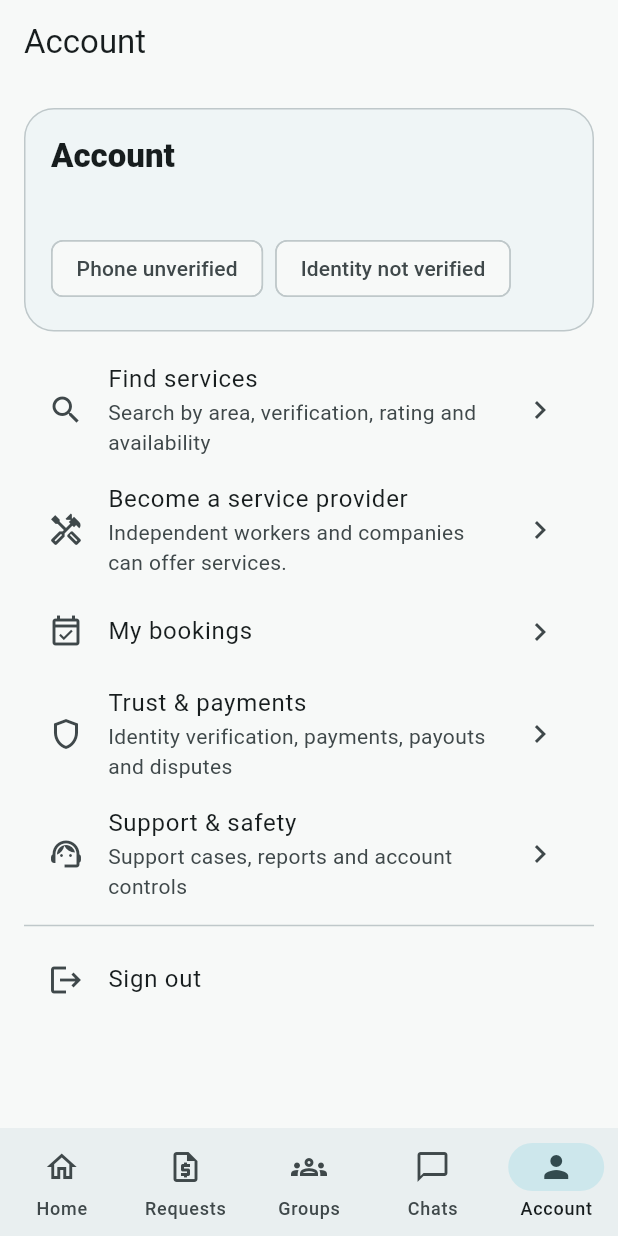
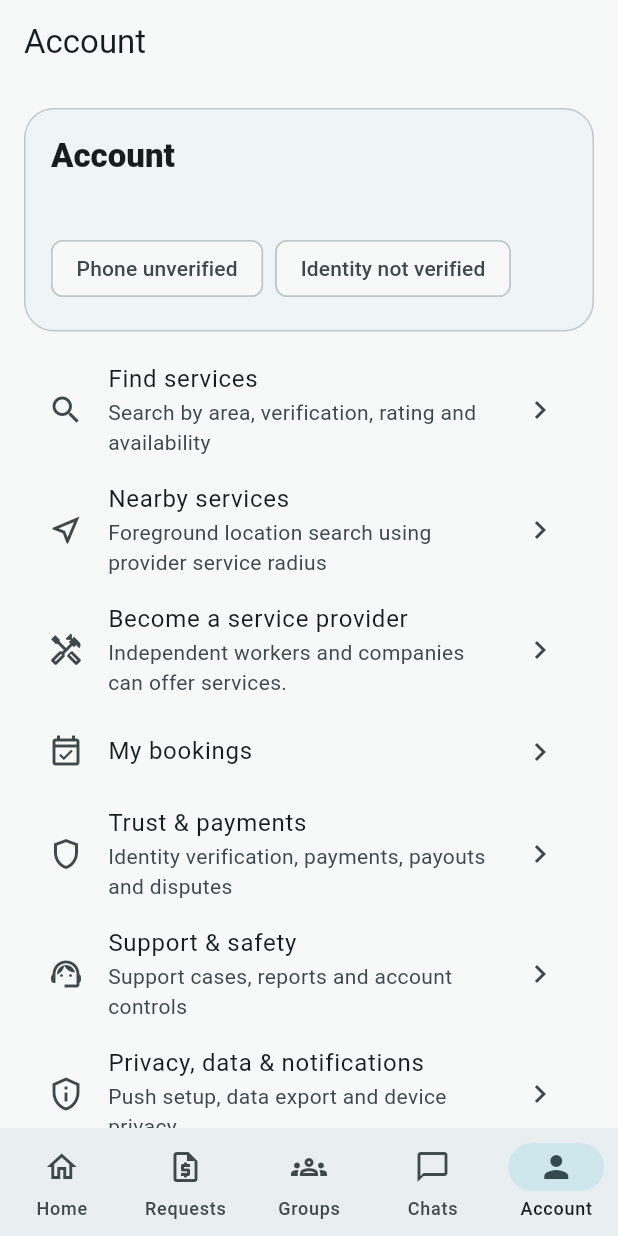
Before and after one commit to rahulrtk74747474-glitch/Bid-book, a Flutter app: the ProfileScreen screen opened by its route, on a phone screen of 412 x 824 dp. Run offline on Flutter 3.47's test engine with Material 3 defaults, Android fonts, the phone set to English and light mode, and no system bars; our stand-ins replace dio, file_picker, firebase_core, firebase_messaging, flutter_riverpod, flutter_secure_storage and 3 more; missing offline and left inert: razorpay_flutter; accounts and stored records are empty.

Commit message:
Expose production launch controls in account UI

```diff
--- a/lib/features/profile/presentation/profile_screen.dart
+++ b/lib/features/profile/presentation/profile_screen.dart
@@ -73,6 +73,13 @@ class ProfileScreen extends ConsumerWidget {
             onTap: () => context.push('/discover'),
           ),
           ListTile(
+            leading: const Icon(Icons.near_me_outlined),
+            title: const Text('Nearby services'),
+            subtitle: const Text('Foreground location search using provider service radius'),
+            trailing: const Icon(Icons.chevron_right),
+            onTap: () => context.push('/nearby'),
+          ),
+          ListTile(
             leading: const Icon(Icons.handyman_outlined),
             title: Text(
               provider == null ? 'Become a service provider' : provider.displayName,
@@ -87,6 +94,13 @@ class ProfileScreen extends ConsumerWidget {
           ),
           if (provider != null) ...[
             ListTile(
+              leading: const Icon(Icons.badge_outlined),
+              title: const Text('Business & professional profile'),
+              subtitle: const Text('Skills, languages, experience, GSTIN, service radius and location'),
+              trailing: const Icon(Icons.chevron_right),
+              onTap: () => context.push('/provider/business'),
+            ),
+            ListTile(
               leading: const Icon(Icons.add_business_outlined),
               title: const Text('Publish a service'),
               trailing: const Icon(Icons.chevron_right),
@@ -98,6 +112,13 @@ class ProfileScreen extends ConsumerWidget {
               subtitle: const Text('Set the days you normally accept work'),
               trailing: const Icon(Icons.chevron_right),
               onTap: () => context.push('/provider/availability'),
+            ),
+            ListTile(
+              leading: const Icon(Icons.groups_outlined),
+              title: const Text('Company team'),
+              subtitle: const Text('Managers, dispatchers, technicians and accountants'),
+              trailing: const Icon(Icons.chevron_right),
+              onTap: () => context.push('/provider/team'),
             ),
           ],
           ListTile(
@@ -122,11 +143,18 @@ class ProfileScreen extends ConsumerWidget {
             trailing: const Icon(Icons.chevron_right),
             onTap: () => context.push('/support-safety'),
           ),
+          ListTile(
+            leading: const Icon(Icons.privacy_tip_outlined),
+            title: const Text('Privacy, data & notifications'),
+            subtitle: const Text('Push setup, data export and device privacy'),
+            trailing: const Icon(Icons.chevron_right),
+            onTap: () => context.push('/privacy-data'),
+          ),
           if (operations?.isAdmin == true)
             ListTile(
               leading: const Icon(Icons.admin_panel_settings_outlined),
               title: const Text('Admin operations'),
-              subtitle: const Text('Review trust, safety, payout and support queues'),
+              subtitle: const Text('MFA-protected trust, safety, payout and support queues'),
               trailing: const Icon(Icons.chevron_right),
               onTap: () => context.push('/admin'),
             ),
```
